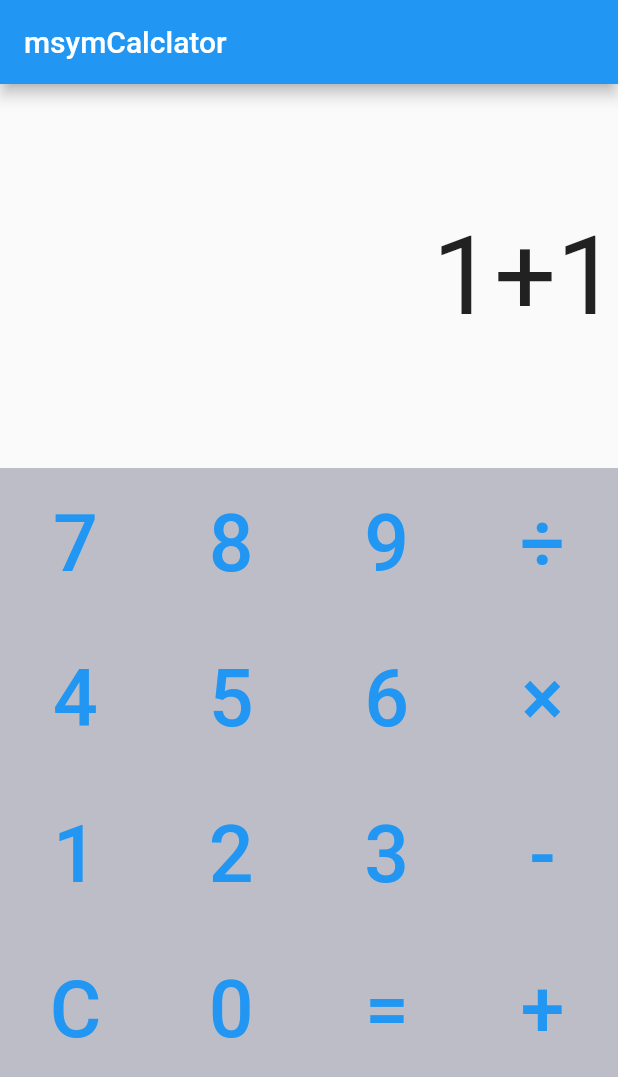
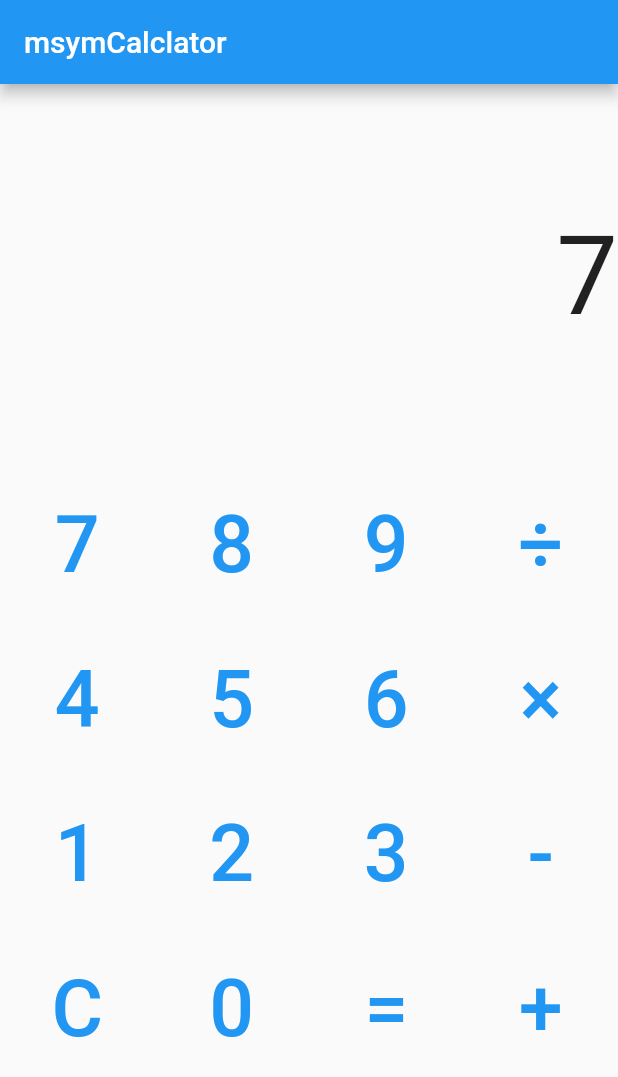
Before and after one commit to mxmx-wsus/calc_app2, a Flutter app: the screen it shows after launch, after a tap on an icon or button, on a phone screen of 412 x 824 dp. Shown: the top 1077 px of the screen. Run offline on Flutter 3.47's test engine with Material 2 defaults, Android fonts, the phone set to English and light mode, and no system bars; our stand-ins replace flutter_screenutil.

Commit message:
入力機能#1

```diff
--- a/lib/keybord.dart
+++ b/lib/keybord.dart
@@ -1,6 +1,6 @@
 import 'package:flutter/material.dart';
 import 'package:flutter_screenutil/flutter_screenutil.dart';
-
+import 'textfield.dart';
 //==============================================================================
 // キーボード
 class CalcKeyboard extends StatelessWidget {
@@ -9,46 +9,43 @@ class CalcKeyboard extends StatelessWidget {
   Widget build(BuildContext context) {
     return Expanded(
         flex: 2,
-        child: Center(
-            child: Container(
-              color: const Color(0x71717187),
+        child: AspectRatio(
+          aspectRatio:  1 / 1 ,
               child: GridView.count(
-                crossAxisCount: 4,
-                mainAxisSpacing: 3.0,
-                crossAxisSpacing: 3.0,
+                physics: const NeverScrollableScrollPhysics(),  //スクロール禁止
+                crossAxisCount: 4,  //横に４列並べます
                 children: [
                   '7', '8', '9', '÷',
                   '4', '5', '6', '×',
                   '1', '2', '3', '-',
                   'C', '0', '=', '+',
-                ].map((key) {
+                ].map((keyWord) {
                   return GridTile(
-                    child: CalcButton(key),
+                    child: CalcButton(keyWord),
                   );
                 }).toList(),
               ),
-            )
+
         )
     );
   }
 }
-
 // キーボタン
 class CalcButton extends StatelessWidget {
-  // ignore: prefer_typing_uninitialized_variables
-  final _key;
-  // ignore: use_key_in_widget_constructors
-  const CalcButton(this._key);
+  final String _keyWord;
+  const CalcButton(this._keyWord, {Key? key, }) : super(key: key);
+
   @override
   Widget build(BuildContext context) {
     return TextButton(
       child: Center(
         child: Text(
-          _key,
+          _keyWord,
           style:  TextStyle(fontSize: 46.0.sp),
         ),
       ),
       onPressed: (){
+        DisplayController.controller.sink.add(_keyWord);
       },
     );
   }
--- a/lib/textfield.dart
+++ b/lib/textfield.dart
@@ -1,27 +1,51 @@
 import 'package:flutter/material.dart';
 import 'package:flutter_screenutil/flutter_screenutil.dart';
+import 'dart:async';
 
 
 //==============================================================================
 // 表示
-class MainDisplay extends StatelessWidget {
+//MainDisplayというStatefulWidget（箱）を作ります。
+class MainDisplay extends StatefulWidget {
   const MainDisplay({Key? key}) : super(key : key);
-
-      final String _displayController = '1+1';
+  //StatefulWidgetはbuildメソッドを持たず、createStateメソッドを持ち、これがStateクラスを返します。
+  DisplayController createState() => DisplayController();
+}
+//DisplayControllerという表示を更新させるためのクラスを作り、上記のMainDisplayという箱に突っ込みます。
+//_expressionというString(テキストデータ)出力用の箱を突っ込みます。
+class DisplayController extends State<MainDisplay> {
+  String _expression = '';
+//updateTextというボタンが押された時の関数の箱を作る
+  void updateText(String letter) {
+    setState(() {
+      if (letter == '=' || letter == 'C') {
+        _expression = '';
+      } else {
+        _expression += letter;
+      }
+    });
+  }
 
   @override
   Widget build(BuildContext context) {
     return Expanded(
       flex: 1,
       child: Container(
-          alignment: Alignment.centerRight,
-          child: Text(
-              _displayController,
-              style:  TextStyle(
-                fontSize: 64.0.sp,
-              ),
-            ),
+        alignment: Alignment.centerRight,
+        child: Text(
+          _expression,
+          style: TextStyle(
+            fontSize: 64.0.sp,
           ),
+        ),
+      ),
     );
   }
+
+  static final controller = StreamController<String>();
+
+  @override
+  void initState() {
+    controller.stream.listen((event) => updateText(event));
+  }
 }
```
